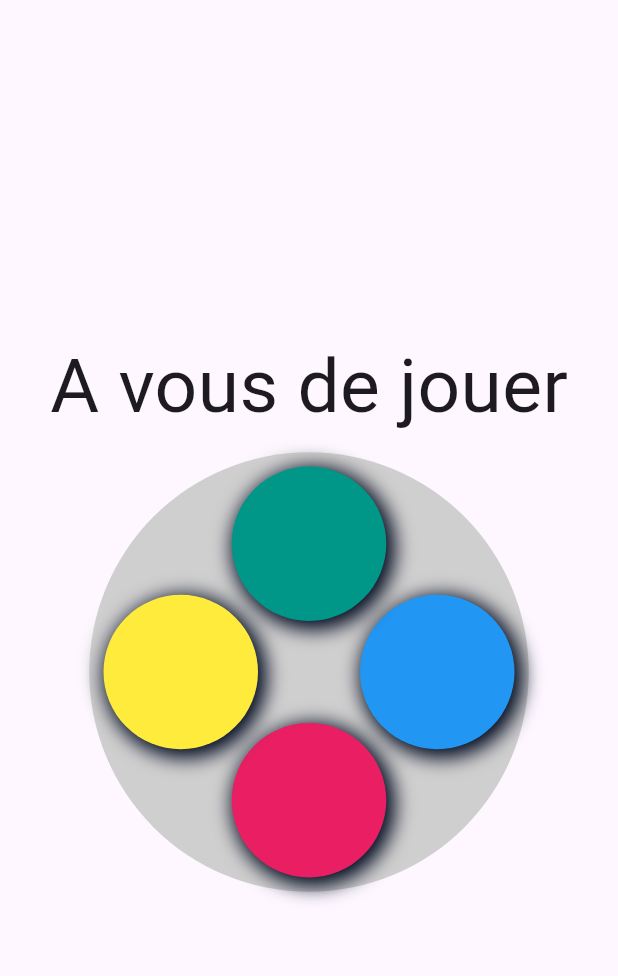
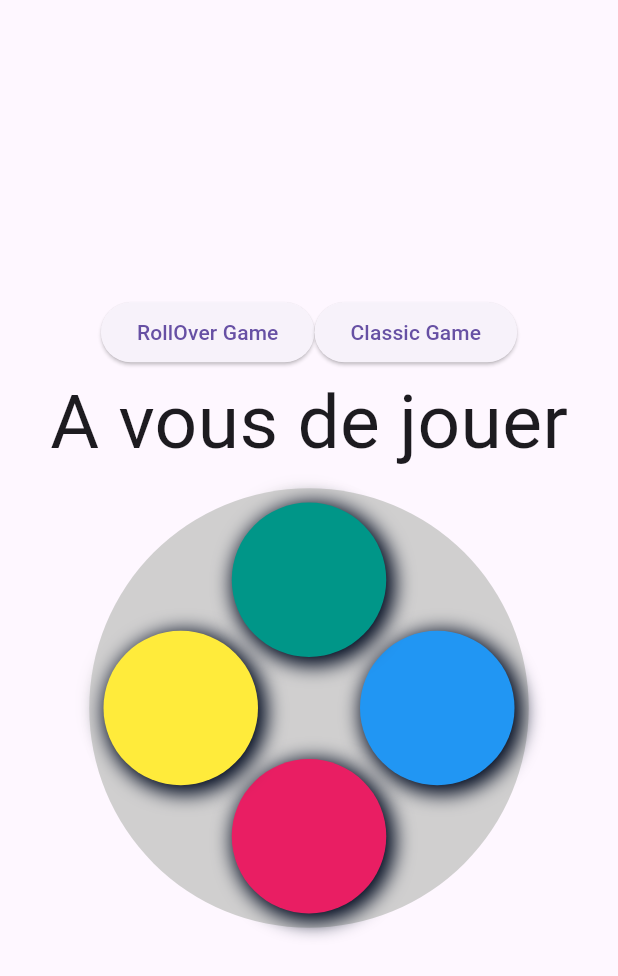
Before and after one commit to gillesbonnetpro/RollOverSimon, a Flutter app: the screen it shows after launch, on a phone screen of 412 x 824 dp. Shown: the top 976 px of the screen. Run offline on Flutter 3.47's test engine with Material 3 defaults, Android fonts, the phone set to English and light mode, and no system bars; our stand-ins replace rxdart.

Commit message:
update gradle

```diff
--- a/roll_over_simon/lib/player_board.dart
+++ b/roll_over_simon/lib/player_board.dart
@@ -1,6 +1,7 @@
 import 'package:flutter/material.dart';
 import 'package:roll_over_simon/referee.dart';
 import 'package:roll_over_simon/ui_data.dart';
+import 'dart:math' as math;
 
 class PlayerBoard extends StatefulWidget {
   const PlayerBoard({super.key, required this.data});
@@ -12,11 +13,11 @@ class PlayerBoard extends StatefulWidget {
 }
 
 class _PlayerBoardState extends State<PlayerBoard> {
+  late bool rotateWanted;
+
   @override
   void initState() {
-    /*    if (widget.data.turn == Turn.referee) {
-      Referee().feedRefBoarder();
-    } */
+    rotateWanted = false;
     super.initState();
   }
 
@@ -28,7 +29,31 @@ class _PlayerBoardState extends State<PlayerBoard> {
       mainAxisAlignment: MainAxisAlignment.center,
       mainAxisSize: MainAxisSize.max,
       children: [
+        Row(
+          mainAxisAlignment: MainAxisAlignment.center,
+          children: [
+            Flexible(
+              child: ElevatedButton(
+                child: const Text('RollOver Game'),
+                onPressed: () => setState(() {
+                  rotateWanted = true;
+                  Referee().initGame();
+                }),
+              ),
+            ),
+            Flexible(
+              child: ElevatedButton(
+                child: const Text('Classic Game'),
+                onPressed: () => setState(() {
+                  rotateWanted = false;
+                  Referee().initGame();
+                }),
+              ),
+            )
+          ],
+        ),
         Center(
+          child: FittedBox(
             child: Text(
                 widget.data.turn == Turn.referee
                     ? 'Regardez-bien'
@@ -36,6 +61,7 @@ class _PlayerBoardState extends State<PlayerBoard> {
                         ? 'A vous de jouer'
                         : 'PERDU !!!',
                 style: TextStyle(fontSize: 50)),
+          ),
         ),
         Center(
           child: SizedBox(
@@ -51,9 +77,10 @@ class _PlayerBoardState extends State<PlayerBoard> {
                   color: Color.fromARGB(255, 208, 207, 207),
                 ),
                 child: AnimatedRotation(
+                  curve: Curves.bounceOut,
                   duration: const Duration(seconds: 1),
-                  turns: widget.data.turn == Turn.referee
-                      ? widget.data.sequence!.length.toDouble()
+                  turns: widget.data.turn == Turn.player && rotateWanted
+                      ? math.Random.secure().nextDouble()
                       : 0,
                   child: Stack(
                     children: widget.data.pastList,
--- a/roll_over_simon/lib/referee.dart
+++ b/roll_over_simon/lib/referee.dart
@@ -14,7 +14,7 @@ class Referee {
   }
 
   Referee._internal() {
-    _initGame();
+    initGame();
   }
 
   final List<MaterialColor> _colorList = [
@@ -45,7 +45,7 @@ class Referee {
 
 // --------------------- SECTION REFEREE
 
-  void _initGame() {
+  void initGame() {
     _turn = Turn.referee;
     _refSequence = [];
     _plaSequence = [];
@@ -54,7 +54,8 @@ class Referee {
     addSequence();
   }
 
-  void addSequence() {
+  Future<void> addSequence() async {
+    await Future.delayed(const Duration(milliseconds: 1500), () {});
     if (_refSequence.length < 5 || _pastNb > 9) {
       _refSequence.add(math.Random.secure().nextInt(_pastNb));
       print('ref    $_refSequence');
@@ -104,11 +105,14 @@ class Referee {
 // --------------------- SECTION PLAYER
 
   void playerAttempt(int attempt) {
+    if (_refSequence.isNotEmpty) {
       _plaSequence.add(attempt);
       print('player $_plaSequence');
 
       if (_plaSequence.last != _refSequence[_plaSequence.length - 1]) {
         _turn = Turn.over;
+        _refSequence.clear();
+        _plaSequence.clear();
         UiData uiData = UiData(
           turn: _turn,
           sequence: null,
@@ -121,6 +125,7 @@ class Referee {
           _plaSequence.clear();
           _turn = Turn.referee;
           addSequence();
+        }
       }
     }
   }
@@ -153,4 +158,4 @@ class Referee {
 }
 
 // gère le tour de jeu
-enum Turn { referee, player, over }
+enum Turn { referee, player, over, begin }
```
Also changed, not shown: 1 other file. Lines whose indentation alone changed are shown as unchanged.
